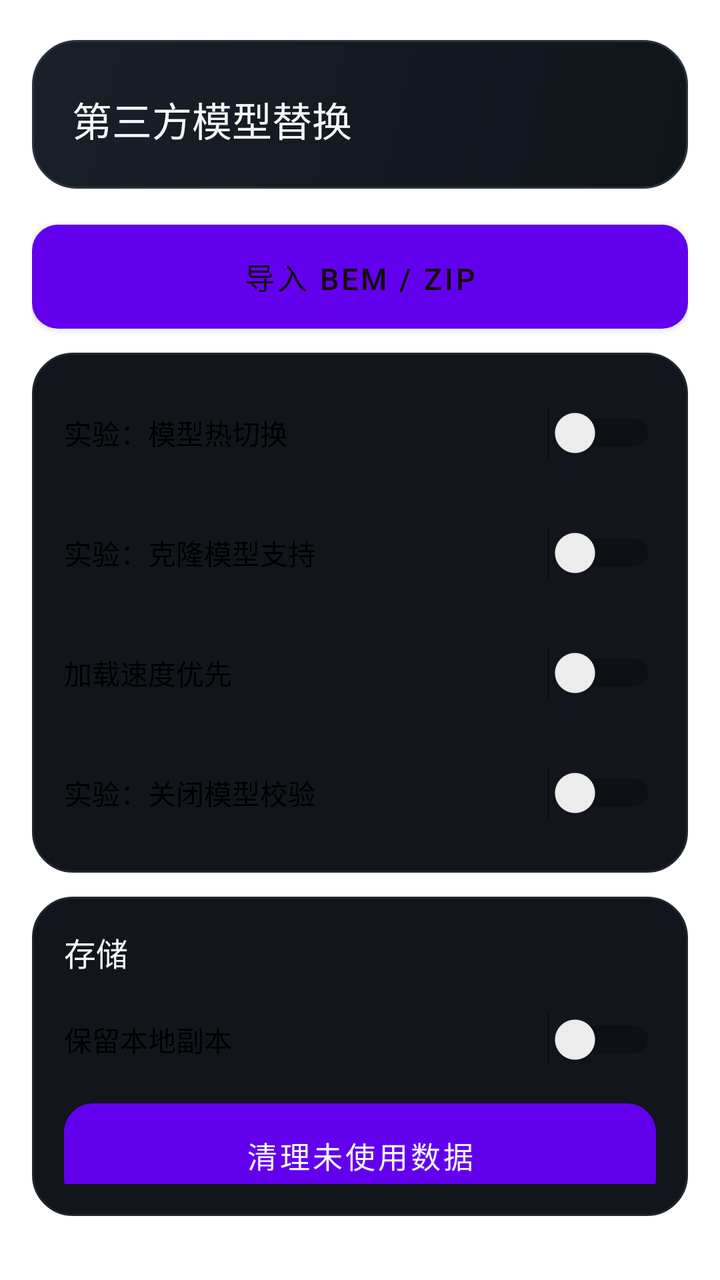
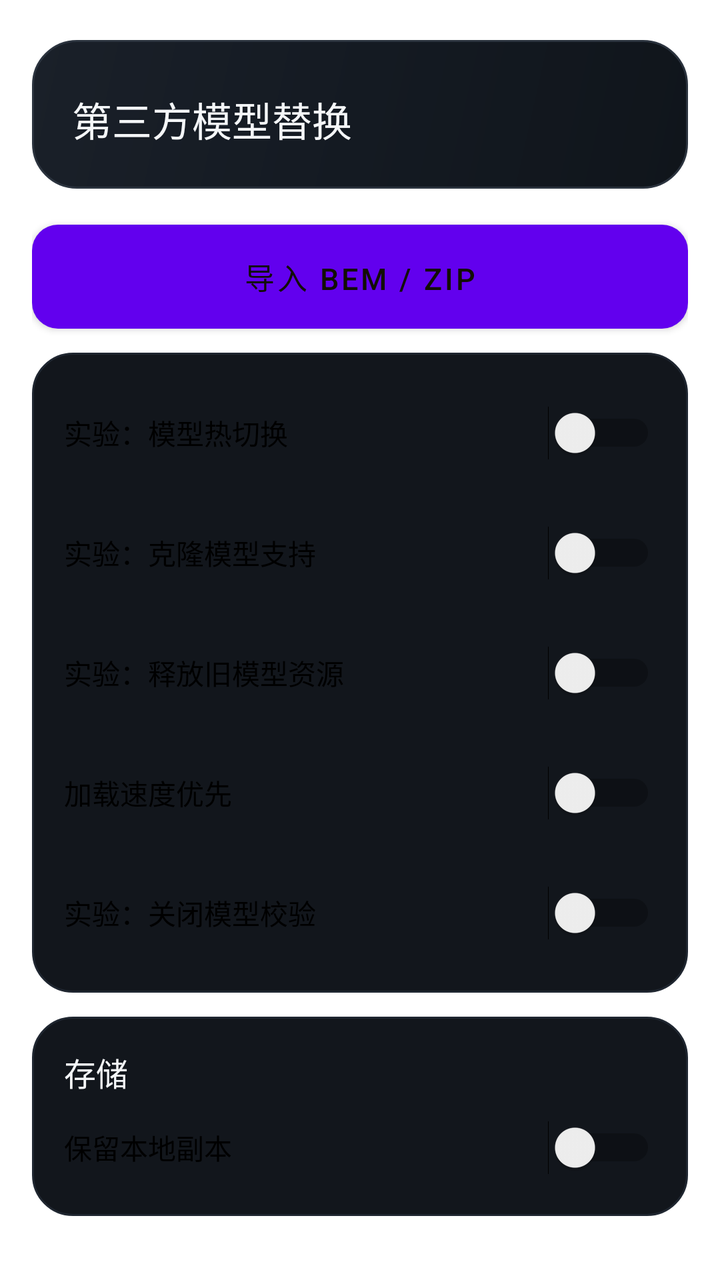

Compare the two renders of this Android layout. The source of the first and the diff that turns it into the second are given below.
<!-- AndroidManifest.xml: fallback theme Theme.MaterialComponents.DayNight.NoActionBar -->
<!-- res/layout/view_bem_install.xml -->
<?xml version="1.0" encoding="utf-8"?>
    <LinearLayout xmlns:android="http://schemas.android.com/apk/res/android" android:id="@+id/bem_content" android:layout_width="match_parent" android:layout_height="wrap_content" android:orientation="vertical" android:paddingStart="16dp" android:paddingTop="20dp" android:paddingEnd="16dp" android:paddingBottom="32dp">
        <LinearLayout android:layout_width="match_parent" android:layout_height="wrap_content" android:background="@drawable/bg_header" android:orientation="vertical" android:padding="20dp">
            <TextView style="@style/SectionTitle" android:text="@string/custom_model_title" android:textSize="20sp" />
        </LinearLayout>
        <Button android:id="@+id/bem_import" style="@style/PrimaryButton" android:layout_marginTop="18dp" android:text="@string/bem_import" />
        <LinearLayout android:layout_width="match_parent" android:layout_height="wrap_content" android:layout_marginTop="12dp" android:background="@drawable/bg_card" android:orientation="vertical" android:padding="16dp">
            <Switch android:id="@+id/bem_hot_switch" android:layout_width="match_parent" android:layout_height="wrap_content" android:minHeight="48dp" android:text="@string/bem_hot_switch" />
            <Switch android:id="@+id/bem_clone_support" android:layout_width="match_parent" android:layout_height="wrap_content" android:minHeight="48dp" android:layout_marginTop="12dp" android:text="@string/bem_clone_support" />
            <Switch android:id="@+id/bem_fast_loading" android:layout_width="match_parent" android:layout_height="wrap_content" android:minHeight="48dp" android:layout_marginTop="12dp" android:text="@string/bem_fast_loading" />
            <Switch android:id="@+id/bem_skip_validation" android:layout_width="match_parent" android:layout_height="wrap_content" android:minHeight="48dp" android:layout_marginTop="12dp" android:text="@string/bem_skip_validation" />
        </LinearLayout>
        <LinearLayout android:layout_width="match_parent" android:layout_height="wrap_content" android:layout_marginTop="12dp" android:background="@drawable/bg_card" android:orientation="vertical" android:padding="16dp">
            <TextView style="@style/CardTitle" android:text="@string/bem_storage" />
            <Switch android:id="@+id/bem_keep_local_copies" android:layout_width="match_parent" android:layout_height="wrap_content" android:minHeight="48dp" android:layout_marginTop="8dp" android:text="@string/bem_keep_local_copies" />
            <Button android:id="@+id/bem_clean_unused" style="@style/GhostButton" android:layout_marginTop="8dp" android:text="@string/bem_clean_unused" />
        </LinearLayout>
        <LinearLayout android:layout_width="match_parent" android:layout_height="wrap_content" android:layout_marginTop="12dp" android:background="@drawable/bg_card" android:orientation="vertical" android:padding="16dp" android:visibility="gone">
            <TextView style="@style/CardTitle" android:text="@string/bem_models_title" />
            <Button android:id="@+id/bem_models_quark" style="@style/GhostButton" android:layout_marginTop="8dp" android:text="@string/bem_models_quark" />
            <Button android:id="@+id/bem_models_baidu" style="@style/GhostButton" android:layout_marginTop="6dp" android:text="@string/bem_models_baidu" />
            <Button android:id="@+id/bem_models_katfile" style="@style/GhostButton" android:layout_marginTop="6dp" android:text="@string/bem_models_katfile" />
        </LinearLayout>
        <LinearLayout android:id="@+id/bem_incoming" android:layout_width="match_parent" android:layout_height="wrap_content" android:layout_marginTop="12dp" android:background="@drawable/bg_card" android:orientation="vertical" android:padding="16dp" android:visibility="gone">
            <TextView android:id="@+id/bem_incoming_notice" style="@style/BodyText" android:accessibilityLiveRegion="polite" />
            <Button android:id="@+id/bem_incoming_retry" style="@style/PrimaryButton" android:layout_marginTop="10dp" android:text="@string/bem_incoming_retry" />
            <Button android:id="@+id/bem_incoming_dismiss" style="@style/GhostButton" android:layout_marginTop="6dp" android:text="@string/bem_incoming_dismiss" />
        </LinearLayout>
        <LinearLayout android:layout_width="match_parent" android:layout_height="wrap_content" android:layout_marginTop="18dp" android:background="@drawable/bg_card" android:orientation="vertical" android:padding="16dp" android:id="@+id/bem_operation_state" android:visibility="gone">
            <TextView android:id="@+id/bem_status" style="@style/BodyText" android:layout_marginTop="9dp" android:text="@string/bem_status_ready" />
            <ProgressBar android:id="@+id/bem_progress" style="?android:attr/progressBarStyleHorizontal" android:layout_width="match_parent" android:layout_height="8dp" android:layout_marginTop="14dp" android:max="100" android:progressTint="@color/accent" android:visibility="gone" />
            <TextView android:id="@+id/bem_progress_label" style="@style/BodyText" android:layout_marginTop="8dp" android:visibility="gone" />
            <Button android:id="@+id/bem_cancel" style="@style/GhostButton" android:layout_marginTop="12dp" android:text="@string/bem_cancel" android:visibility="gone" />
        </LinearLayout>
        <LinearLayout android:id="@+id/bem_entries" android:layout_width="match_parent" android:layout_height="wrap_content" android:orientation="vertical" />
    </LinearLayout>
<!-- resources referenced by this layout -->
<resources>
  <color name="accent">#FFC845</color>
  <!-- drawable bg_card (drawable) -->
  <?xml version="1.0" encoding="utf-8"?>
  <shape xmlns:android="http://schemas.android.com/apk/res/android" android:shape="rectangle">
      <solid android:color="@color/surface" />
      <corners android:radius="20dp" />
      <stroke android:width="1dp" android:color="@color/surface_border_soft" />
  </shape>
  <!-- drawable bg_header (drawable) -->
  <?xml version="1.0" encoding="utf-8"?>
  <shape xmlns:android="http://schemas.android.com/apk/res/android" android:shape="rectangle">
      <gradient
          android:angle="315"
          android:startColor="#1A2029"
          android:centerColor="#141A22"
          android:endColor="#10151B"
          android:type="linear" />
      <corners android:radius="22dp" />
      <stroke android:width="1dp" android:color="@color/surface_border" />
  </shape>
  <string name="bem_cancel">取消当前操作</string>
  <string name="bem_clean_unused">清理未使用数据</string>
  <string name="bem_clone_support">实验：克隆模型支持</string>
  <string name="bem_fast_loading">加载速度优先</string>
  <string name="bem_hot_switch">实验：模型热切换</string>
  <string name="bem_import">导入 BEM / ZIP</string>
  <string name="bem_incoming_dismiss">忽略此次打开</string>
  <string name="bem_incoming_retry">导入收到的文件</string>
  <string name="bem_keep_local_copies">保留本地副本</string>
  <string name="bem_models_baidu">百度网盘</string>
  <string name="bem_models_katfile">Katfile 网盘</string>
  <string name="bem_models_quark">夸克网盘</string>
  <string name="bem_models_title">获取模型</string>
  <string name="bem_skip_validation">实验：关闭模型校验</string>
  <string name="bem_status_ready">就绪</string>
  <string name="bem_storage">存储</string>
  <string name="custom_model_title">第三方模型替换</string>
  <style name="BodyText">
          <item name="android:layout_width">match_parent</item>
          <item name="android:layout_height">wrap_content</item>
          <item name="android:lineSpacingExtra">2dp</item>
          <item name="android:textColor">@color/text_secondary</item>
          <item name="android:textSize">13sp</item>
      </style>
  <style name="CardTitle">
          <item name="android:layout_width">wrap_content</item>
          <item name="android:layout_height">wrap_content</item>
          <item name="android:fontFamily">sans-serif-medium</item>
          <item name="android:textColor">@color/text_primary</item>
          <item name="android:textSize">16sp</item>
      </style>
  <style name="GhostButton" parent="PrimaryButton">
          <item name="android:background">@drawable/bg_ghost_button</item>
          <item name="android:textColor">@color/text_primary</item>
      </style>
  <style name="SectionTitle">
          <item name="android:layout_width">wrap_content</item>
          <item name="android:layout_height">wrap_content</item>
          <item name="android:layout_marginTop">5dp</item>
          <item name="android:fontFamily">sans-serif-medium</item>
          <item name="android:textColor">@color/text_primary</item>
          <item name="android:textSize">22sp</item>
      </style>
  <color name="surface">#12161C</color>
  <color name="surface_border_soft">#1F2630</color>
  <color name="surface_border">#2B333E</color>
  <color name="text_secondary">#A7B0BC</color>
  <color name="text_primary">#F4F6F8</color>
  <color name="accent_ink">#120E03</color>
  <color name="surface_high">#1B212A</color>
  <color name="surface_row">#181E26</color>
  <color name="accent_dark">#E0A513</color>
  <!-- unchanged entries left out for length: 3 -->
</resources>

<!-- the commit's change to res/layout/view_bem_install.xml (unified diff, before → after) -->
@@ -7,6 +7,7 @@
         <LinearLayout android:layout_width="match_parent" android:layout_height="wrap_content" android:layout_marginTop="12dp" android:background="@drawable/bg_card" android:orientation="vertical" android:padding="16dp">
             <Switch android:id="@+id/bem_hot_switch" android:layout_width="match_parent" android:layout_height="wrap_content" android:minHeight="48dp" android:text="@string/bem_hot_switch" />
             <Switch android:id="@+id/bem_clone_support" android:layout_width="match_parent" android:layout_height="wrap_content" android:minHeight="48dp" android:layout_marginTop="12dp" android:text="@string/bem_clone_support" />
+            <Switch android:id="@+id/bem_release_retired_resources" android:layout_width="match_parent" android:layout_height="wrap_content" android:minHeight="48dp" android:layout_marginTop="12dp" android:text="@string/bem_release_retired_resources" />
             <Switch android:id="@+id/bem_fast_loading" android:layout_width="match_parent" android:layout_height="wrap_content" android:minHeight="48dp" android:layout_marginTop="12dp" android:text="@string/bem_fast_loading" />
             <Switch android:id="@+id/bem_skip_validation" android:layout_width="match_parent" android:layout_height="wrap_content" android:minHeight="48dp" android:layout_marginTop="12dp" android:text="@string/bem_skip_validation" />
         </LinearLayout>
<!-- resource entries referenced after the edit -->
@@ -33,6 +33,7 @@
   <string name="bem_models_katfile">Katfile 网盘</string>
   <string name="bem_models_quark">夸克网盘</string>
   <string name="bem_models_title">获取模型</string>
+  <string name="bem_release_retired_resources">实验：释放旧模型资源</string>
   <string name="bem_skip_validation">实验：关闭模型校验</string>
   <string name="bem_status_ready">就绪</string>
   <string name="bem_storage">存储</string>
